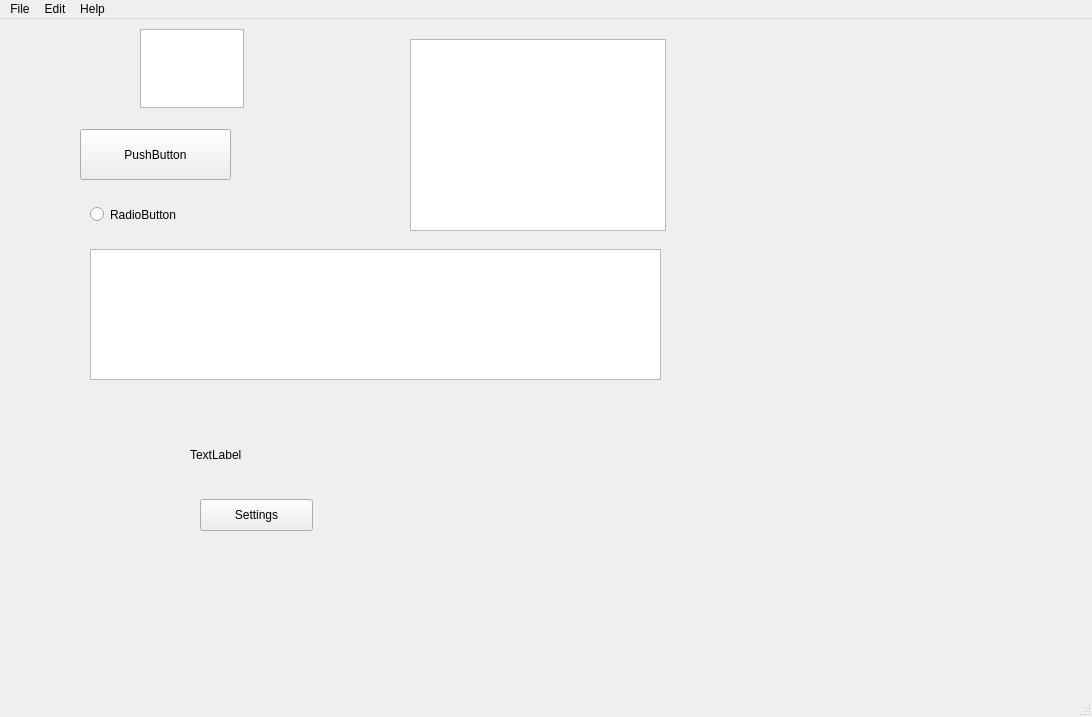
Qt form gui_file.ui (anhnda/DemoApp) before a commit.
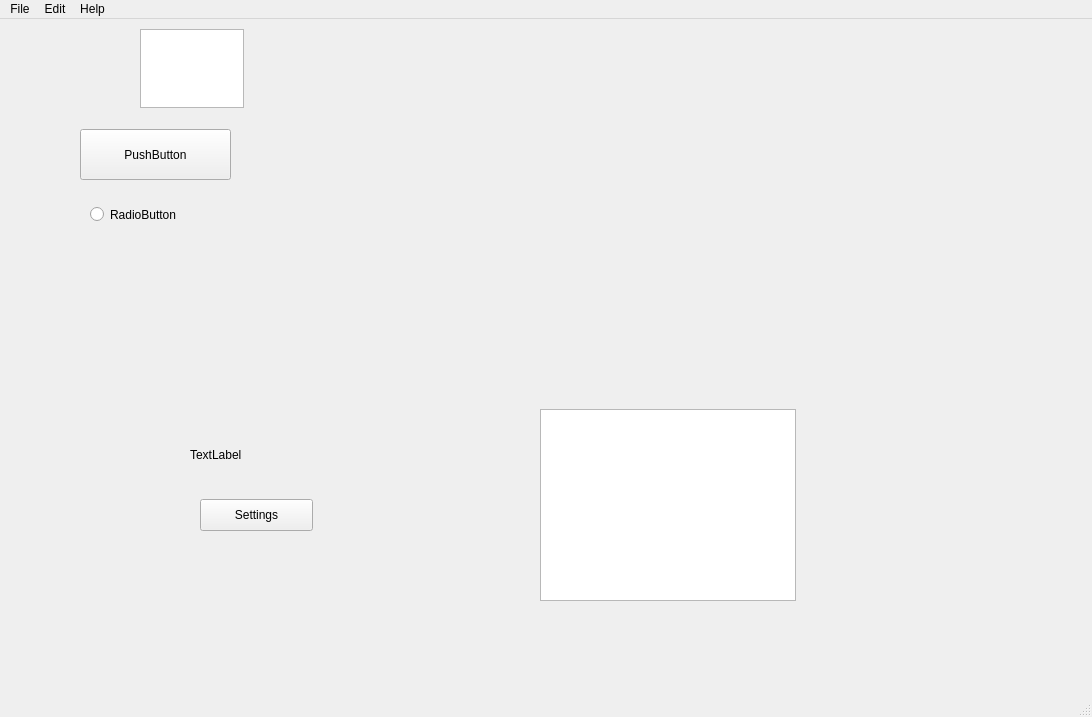
The same form after that commit.

```diff
--- a/gui_file.ui
+++ b/gui_file.ui
@@ -27,22 +27,6 @@
      <string>TextLabel</string>
     </property>
    </widget>
-   <widget class="QPlainTextEdit" name="plainTextEdit">
-    <property name="geometry">
-     <rect>
-      <x>90</x>
-      <y>230</y>
-      <width>571</width>
-      <height>131</height>
-     </rect>
-    </property>
-    <property name="sizeIncrement">
-     <size>
-      <width>10</width>
-      <height>19</height>
-     </size>
-    </property>
-   </widget>
    <widget class="QTextEdit" name="textEdit">
     <property name="geometry">
      <rect>
@@ -56,8 +40,8 @@
    <widget class="QTextBrowser" name="textBrowser">
     <property name="geometry">
      <rect>
-      <x>410</x>
-      <y>20</y>
+      <x>540</x>
+      <y>390</y>
       <width>256</width>
       <height>192</height>
      </rect>
@@ -142,6 +126,16 @@
      <string>Settings</string>
     </property>
    </widget>
+   <widget class="QWidget" name="widget" native="true">
+    <property name="geometry">
+     <rect>
+      <x>330</x>
+      <y>10</y>
+      <width>551</width>
+      <height>351</height>
+     </rect>
+    </property>
+   </widget>
   </widget>
   <widget class="QMenuBar" name="menubar">
    <property name="geometry">
```
